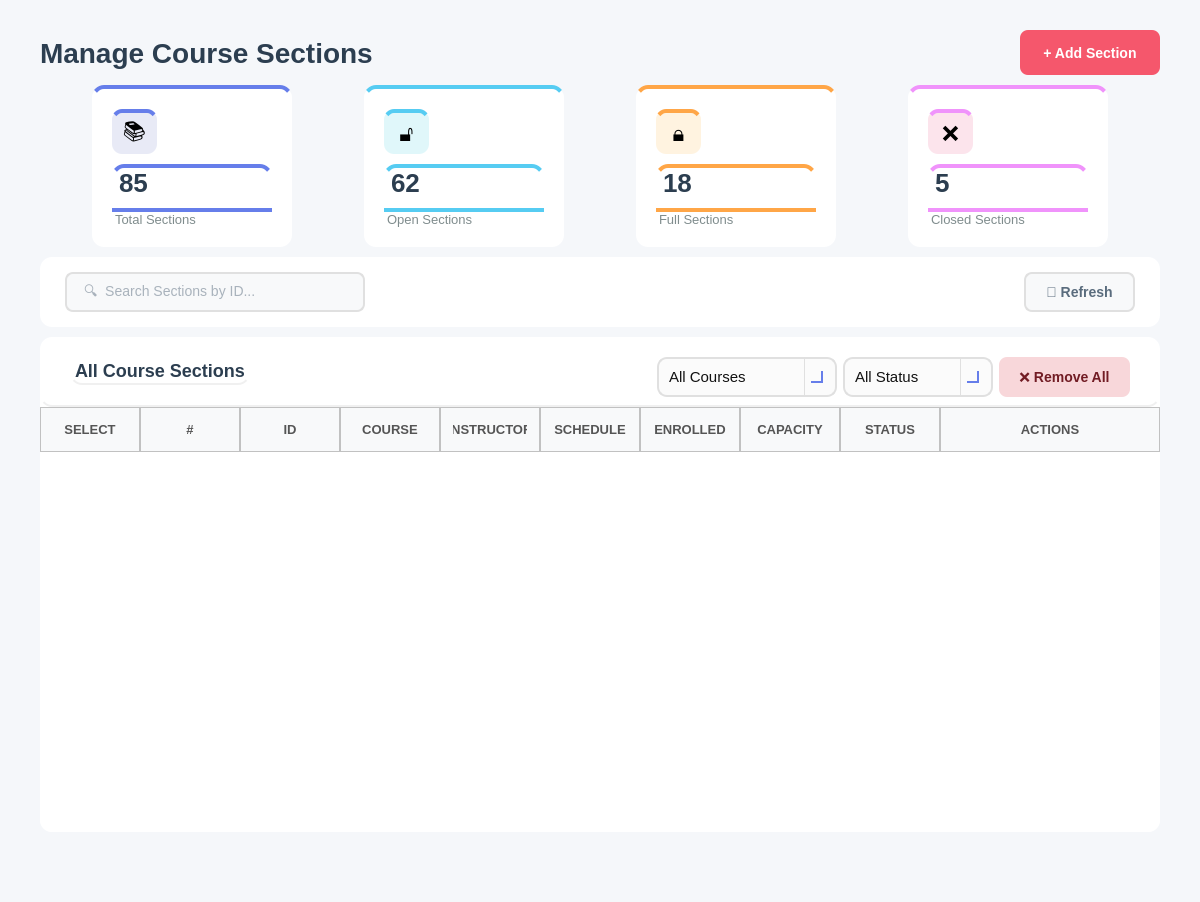
Above: app_ui/admin_ui/submenus_ui/manage_sections.ui from Yasser-Daffa/ECE-Course-Registeration before the change. Below: the same form after it.
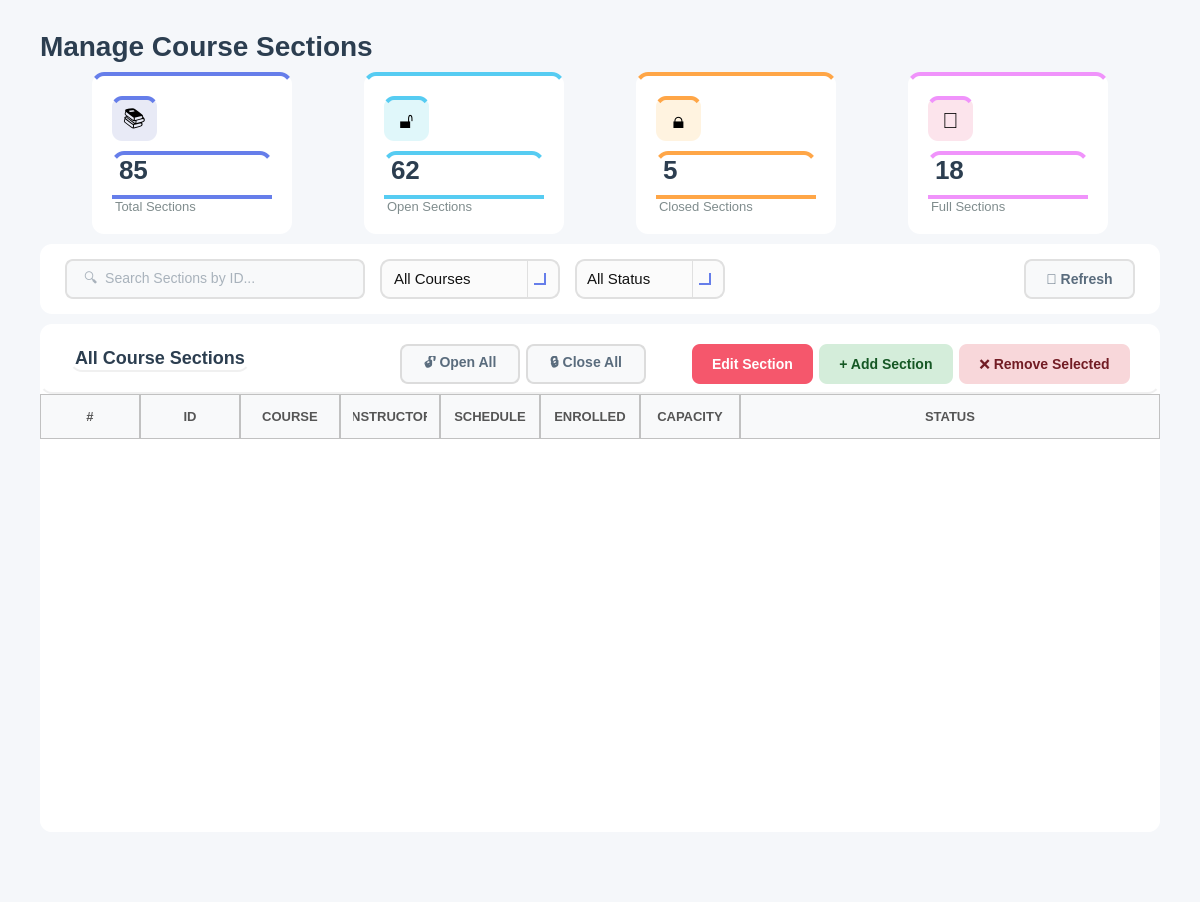
That is the form after the change. Icons and pictures are not drawn.

Commit message: improved ui and functionality for manage_sections

Diff of the .ui file:
```diff
--- a/app_ui/admin_ui/submenus_ui/manage_sections.ui
+++ b/app_ui/admin_ui/submenus_ui/manage_sections.ui
@@ -57,44 +57,6 @@
        </property>
       </spacer>
      </item>
-     <item>
-      <widget class="QPushButton" name="buttonAddSection">
-       <property name="minimumSize">
-        <size>
-         <width>140</width>
-         <height>45</height>
-        </size>
-       </property>
-       <property name="cursor">
-        <cursorShape>PointingHandCursor</cursorShape>
-       </property>
-       <property name="styleSheet">
-        <string notr="true">QPushButton {
-    background-color: #f5576c;
-    color: #ffffff;
-    border: none;
-    border-radius: 8px;
-    font-size: 14px;
-    font-weight: bold;
-    padding: 10px 20px;
-    transition: background-color 150ms;
-}
-QPushButton:hover {
-    background-color: #e5475c;
-}
-QPushButton:pressed {
-    background-color: #d43f52;
-}
-QPushButton:disabled {
-    background-color: #cccccc;  /* gray background for disabled */
-    color: #666666;             /* darker gray text */
-}</string>
-       </property>
-       <property name="text">
-        <string>+ Add Section</string>
-       </property>
-      </widget>
-     </item>
     </layout>
    </item>
    <item>
@@ -270,90 +232,6 @@
        </layout>
       </widget>
      </item>
-     <item>
-      <widget class="QFrame" name="fullSectionsFrame">
-       <property name="minimumSize">
-        <size>
-         <width>0</width>
-         <height>140</height>
-        </size>
-       </property>
-       <property name="maximumSize">
-        <size>
-         <width>200</width>
-         <height>16777215</height>
-        </size>
-       </property>
-       <property name="styleSheet">
-        <string notr="true">background-color: white; border-radius: 12px; border-top: 4px solid #ffa647;</string>
-       </property>
-       <property name="frameShape">
-        <enum>QFrame::Shape::StyledPanel</enum>
-       </property>
-       <layout class="QVBoxLayout" name="fullSectionsLayout">
-        <property name="spacing">
-         <number>10</number>
-        </property>
-        <property name="leftMargin">
-         <number>20</number>
-        </property>
-        <property name="topMargin">
-         <number>20</number>
-        </property>
-        <property name="rightMargin">
-         <number>20</number>
-        </property>
-        <property name="bottomMargin">
-         <number>20</number>
-        </property>
-        <item>
-         <widget class="QLabel" name="fullSectionsIcon">
-          <property name="minimumSize">
-           <size>
-            <width>45</width>
-            <height>45</height>
-           </size>
-          </property>
-          <property name="maximumSize">
-           <size>
-            <width>45</width>
-            <height>45</height>
-           </size>
-          </property>
-          <property name="styleSheet">
-           <string notr="true">background-color: #fff3e0; border-radius: 10px; font-size: 22px;</string>
-          </property>
-          <property name="text">
-           <string>🔒</string>
-          </property>
-          <property name="alignment">
-           <set>Qt::AlignmentFlag::AlignCenter</set>
-          </property>
-         </widget>
-        </item>
-        <item>
-         <widget class="QLabel" name="labelFullSectionsCount">
-          <property name="styleSheet">
-           <string notr="true">font-size: 26px; font-weight: bold; color: #2c3e50; background: transparent;</string>
-          </property>
-          <property name="text">
-           <string>18</string>
-          </property>
-         </widget>
-        </item>
-        <item>
-         <widget class="QLabel" name="labelFullSections">
-          <property name="styleSheet">
-           <string notr="true">font-size: 13px; color: #7f8c8d; background: transparent;</string>
-          </property>
-          <property name="text">
-           <string>Full Sections</string>
-          </property>
-         </widget>
-        </item>
-       </layout>
-      </widget>
-     </item>
      <item>
       <widget class="QFrame" name="closedSectionsFrame">
        <property name="minimumSize">
@@ -369,7 +247,7 @@
         </size>
        </property>
        <property name="styleSheet">
-        <string notr="true">background-color: white; border-radius: 12px; border-top: 4px solid #f093fb;</string>
+        <string notr="true">background-color: white; border-radius: 12px; border-top: 4px solid #ffa647;</string>
        </property>
        <property name="frameShape">
         <enum>QFrame::Shape::StyledPanel</enum>
@@ -405,10 +283,10 @@
            </size>
           </property>
           <property name="styleSheet">
-           <string notr="true">background-color: #fce4ec; border-radius: 10px; font-size: 22px;</string>
+           <string notr="true">background-color: #fff3e0; border-radius: 10px; font-size: 22px;</string>
           </property>
           <property name="text">
-           <string>❌</string>
+           <string>🔒</string>
           </property>
           <property name="alignment">
            <set>Qt::AlignmentFlag::AlignCenter</set>
@@ -438,6 +316,90 @@
        </layout>
       </widget>
      </item>
+     <item>
+      <widget class="QFrame" name="fullSectionsFrame">
+       <property name="minimumSize">
+        <size>
+         <width>0</width>
+         <height>140</height>
+        </size>
+       </property>
+       <property name="maximumSize">
+        <size>
+         <width>200</width>
+         <height>16777215</height>
+        </size>
+       </property>
+       <property name="styleSheet">
+        <string notr="true">background-color: white; border-radius: 12px; border-top: 4px solid #f093fb;</string>
+       </property>
+       <property name="frameShape">
+        <enum>QFrame::Shape::StyledPanel</enum>
+       </property>
+       <layout class="QVBoxLayout" name="fullSectionsLayout">
+        <property name="spacing">
+         <number>10</number>
+        </property>
+        <property name="leftMargin">
+         <number>20</number>
+        </property>
+        <property name="topMargin">
+         <number>20</number>
+        </property>
+        <property name="rightMargin">
+         <number>20</number>
+        </property>
+        <property name="bottomMargin">
+         <number>20</number>
+        </property>
+        <item>
+         <widget class="QLabel" name="fullSectionsIcon">
+          <property name="minimumSize">
+           <size>
+            <width>45</width>
+            <height>45</height>
+           </size>
+          </property>
+          <property name="maximumSize">
+           <size>
+            <width>45</width>
+            <height>45</height>
+           </size>
+          </property>
+          <property name="styleSheet">
+           <string notr="true">background-color: #fce4ec; border-radius: 10px; font-size: 22px;</string>
+          </property>
+          <property name="text">
+           <string>💯</string>
+          </property>
+          <property name="alignment">
+           <set>Qt::AlignmentFlag::AlignCenter</set>
+          </property>
+         </widget>
+        </item>
+        <item>
+         <widget class="QLabel" name="labelFullSectionsCount">
+          <property name="styleSheet">
+           <string notr="true">font-size: 26px; font-weight: bold; color: #2c3e50; background: transparent;</string>
+          </property>
+          <property name="text">
+           <string>18</string>
+          </property>
+         </widget>
+        </item>
+        <item>
+         <widget class="QLabel" name="labelFullSections">
+          <property name="styleSheet">
+           <string notr="true">font-size: 13px; color: #7f8c8d; background: transparent;</string>
+          </property>
+          <property name="text">
+           <string>Full Sections</string>
+          </property>
+         </widget>
+        </item>
+       </layout>
+      </widget>
+     </item>
     </layout>
    </item>
    <item>
@@ -461,6 +423,9 @@
       <enum>QFrame::Shape::StyledPanel</enum>
      </property>
      <layout class="QHBoxLayout" name="filterLayout">
+      <property name="spacing">
+       <number>15</number>
+      </property>
       <property name="leftMargin">
        <number>25</number>
       </property>
@@ -513,6 +478,214 @@
         </property>
        </widget>
       </item>
+      <item>
+       <widget class="QComboBox" name="comboBoxFilterCourses">
+        <property name="minimumSize">
+         <size>
+          <width>180</width>
+          <height>40</height>
+         </size>
+        </property>
+        <property name="cursor">
+         <cursorShape>PointingHandCursor</cursorShape>
+        </property>
+        <property name="styleSheet">
+         <string notr="true">/* ----------------- QComboBox Base ----------------- */
+QComboBox {
+    border: 2px solid #E0E0E0;          /* main border */
+    border-radius: 10px;
+    padding: 8px 10px;                   /* Matches QLineEdit padding */
+    background: rgba(250, 250, 250, 200);
+    font-size: 11pt;
+    color: #111111;
+}
+
+/* Focused state */
+QComboBox:focus {
+    border: 2px solid #667EEA; 
+    background: rgba(250, 250, 250, 220);
+}
+
+/* ----------------- Drop-down Arrow ----------------- */
+QComboBox::drop-down {
+    subcontrol-origin: padding;
+    subcontrol-position: top right;
+    width: 30px; 
+    border-left-width: 1px;
+    border-left-color: #E0E0E0;
+    border-left-style: solid;
+    border-top-right-radius: 12px;       /* rounder corners */
+    border-bottom-right-radius: 12px;    /* rounder corners */
+    background: transparent;
+}
+
+/* Remove ugly black border on hover/focus */
+QComboBox::drop-down:hover,
+QComboBox::drop-down:focus {
+    border-left-color: #667EEA;
+    background: transparent;
+    border: none;
+}
+
+/* Modern, visible arrow using simple chevron */
+QComboBox::down-arrow {
+    width: 10px;
+    height: 10px;
+    border: solid #667EEA;
+    border-width: 0 2px 2px 0;
+    margin-right: 6px;
+}
+
+/* ----------------- Dropdown Popup ----------------- */
+/* Dropdown Popup */
+QComboBox QAbstractItemView {
+    background-color: #fdfdfd;          /* slightly off-white */
+    border: 2px solid #E0E0E0;          /* subtle grey border */
+    border-radius: 8px;                  /* may not be perfect on Windows */
+    color: #111111;
+    font-size: 11pt;
+    padding: 5px;
+    selection-background-color: #667EEA;
+    selection-color: white;
+    outline: none;
+}
+
+/* Items hover/selection */
+QComboBox QAbstractItemView::item:hover {
+    background-color: rgba(102, 126, 234, 0.1);
+    color: #111111;
+}
+
+QComboBox QAbstractItemView::item:selected {
+    background-color: #667EEA;
+    color: white;
+}
+
+/* Error highlight for combo box */
+QComboBox[error=&quot;true&quot;] {
+    border: 2px solid #FF4A4A;
+}</string>
+        </property>
+        <property name="editable">
+         <bool>true</bool>
+        </property>
+        <item>
+         <property name="text">
+          <string>All Courses</string>
+         </property>
+        </item>
+       </widget>
+      </item>
+      <item>
+       <widget class="QComboBox" name="comboBoxStatusFilter">
+        <property name="minimumSize">
+         <size>
+          <width>150</width>
+          <height>40</height>
+         </size>
+        </property>
+        <property name="cursor">
+         <cursorShape>PointingHandCursor</cursorShape>
+        </property>
+        <property name="styleSheet">
+         <string notr="true">/* ----------------- QComboBox Base ----------------- */
+QComboBox {
+    border: 2px solid #E0E0E0;          /* main border */
+    border-radius: 10px;
+    padding: 8px 10px;                   /* Matches QLineEdit padding */
+    background: rgba(250, 250, 250, 200);
+    font-size: 11pt;
+    color: #111111;
+}
+
+/* Focused state */
+QComboBox:focus {
+    border: 2px solid #667EEA; 
+    background: rgba(250, 250, 250, 220);
+}
+
+/* ----------------- Drop-down Arrow ----------------- */
+QComboBox::drop-down {
+    subcontrol-origin: padding;
+    subcontrol-position: top right;
+    width: 30px; 
+    border-left-width: 1px;
+    border-left-color: #E0E0E0;
+    border-left-style: solid;
+    border-top-right-radius: 12px;       /* rounder corners */
+    border-bottom-right-radius: 12px;    /* rounder corners */
+    background: transparent;
+}
+
+/* Remove ugly black border on hover/focus */
+QComboBox::drop-down:hover,
+QComboBox::drop-down:focus {
+    border-left-color: #667EEA;
+    background: transparent;
+    border: none;
+}
+
+/* Modern, visible arrow using simple chevron */
+QComboBox::down-arrow {
+    width: 10px;
+    height: 10px;
+    border: solid #667EEA;
+    border-width: 0 2px 2px 0;
+    margin-right: 6px;
+}
+
+/* ----------------- Dropdown Popup ----------------- */
+/* Dropdown Popup */
+QComboBox QAbstractItemView {
+    background-color: #fdfdfd;          /* slightly off-white */
+    border: 2px solid #E0E0E0;          /* subtle grey border */
+    border-radius: 8px;                  /* may not be perfect on Windows */
+    color: #111111;
+    font-size: 11pt;
+    padding: 5px;
+    selection-background-color: #667EEA;
+    selection-color: white;
+    outline: none;
+}
+
+/* Items hover/selection */
+QComboBox QAbstractItemView::item:hover {
+    background-color: rgba(102, 126, 234, 0.1);
+    color: #111111;
+}
+
+QComboBox QAbstractItemView::item:selected {
+    background-color: #667EEA;
+    color: white;
+}
+
+/* Error highlight for combo box */
+QComboBox[error=&quot;true&quot;] {
+    border: 2px solid #FF4A4A;
+}</string>
+        </property>
+        <item>
+         <property name="text">
+          <string>All Status</string>
+         </property>
+        </item>
+        <item>
+         <property name="text">
+          <string>Open</string>
+         </property>
+        </item>
+        <item>
+         <property name="text">
+          <string>Closed</string>
+         </property>
+        </item>
+        <item>
+         <property name="text">
+          <string>Full</string>
+         </property>
+        </item>
+       </widget>
+      </item>
       <item>
        <spacer name="filterSpacer">
         <property name="orientation">
@@ -634,11 +807,117 @@
            </property>
           </widget>
          </item>
+         <item>
+          <spacer name="tableTitleSpacer_2">
+           <property name="orientation">
+            <enum>Qt::Orientation::Horizontal</enum>
+           </property>
+           <property name="sizeHint" stdset="0">
+            <size>
+             <width>40</width>
+             <height>20</height>
+            </size>
+           </property>
+          </spacer>
+         </item>
+         <item>
+          <widget class="QPushButton" name="buttonOpenAll">
+           <property name="minimumSize">
+            <size>
+             <width>120</width>
+             <height>40</height>
+            </size>
+           </property>
+           <property name="cursor">
+            <cursorShape>PointingHandCursor</cursorShape>
+           </property>
+           <property name="styleSheet">
+            <string notr="true">QPushButton {
+    background-color: #f8f9fa;
+    color: #5a6c7d;
+    border: 2px solid #dcdcdc;
+    border-radius: 8px;
+    font-size: 14px;
+    font-weight: bold;
+    padding: 10px 20px;
+}
+
+QPushButton:hover {
+    border-color: #f5b562;      /* warm yellow-gold */
+    color: #d7984d;             /* matching soft text */
+}
+
+QPushButton:pressed {
+    background-color: #e9ecef;
+    border-color: #e49c46;
+    color: #c37b32;
+}
+
+QPushButton:disabled {
+    background-color: #f1f3f4;
+    border-color: #d0d0d0;
+    color: #9aa3ab;
+}
+</string>
+           </property>
+           <property name="text">
+            <string>🔓 Open All</string>
+           </property>
+          </widget>
+         </item>
+         <item>
+          <widget class="QPushButton" name="buttonCloseAll">
+           <property name="minimumSize">
+            <size>
+             <width>120</width>
+             <height>40</height>
+            </size>
+           </property>
+           <property name="cursor">
+            <cursorShape>PointingHandCursor</cursorShape>
+           </property>
+           <property name="styleSheet">
+            <string notr="true">QPushButton {
+    background-color: #f8f9fa;
+    color: #5a6c7d;
+    border: 2px solid #dcdcdc;
+    border-radius: 8px;
+    font-size: 14px;
+    font-weight: bold;
+    padding: 10px 20px;
+}
+
+QPushButton:hover {
+    border-color: #f5b562;      /* warm yellow-gold */
+    color: #d7984d;             /* matching soft text */
+}
+
+QPushButton:pressed {
+    background-color: #e9ecef;
+    border-color: #e49c46;
+    color: #c37b32;
+}
+
+QPushButton:disabled {
+    background-color: #f1f3f4;
+    border-color: #d0d0d0;
+    color: #9aa3ab;
+}
+</string>
+           </property>
+           <property name="text">
+            <string>🔒 Close All</string>
+           </property>
+          </widget>
+         </item>
          <item>
           <spacer name="tableTitleSpacer">
            <property name="orientation">
             <enum>Qt::Orientation::Horizontal</enum>
            </property>
+           <property name="sizeType">
+            <enum>QSizePolicy::Policy::Maximum</enum>
+           </property>
            <property name="sizeHint" stdset="0">
             <size>
              <width>40</width>
@@ -648,10 +927,10 @@
           </spacer>
          </item>
          <item>
-          <widget class="QComboBox" name="comboBoxFilterCourses">
+          <widget class="QPushButton" name="buttonEditSection">
            <property name="minimumSize">
             <size>
-             <width>180</width>
+             <width>120</width>
              <height>40</height>
             </size>
            </property>
@@ -659,114 +938,40 @@
             <cursorShape>PointingHandCursor</cursorShape>
            </property>
            <property name="styleSheet">
-            <string notr="true">/* ----------------- QComboBox Base ----------------- */
-QComboBox {
-    border: 2px solid #E0E0E0;          /* main border */
-    border-radius: 10px;
-    padding: 8px 10px;                   /* Matches QLineEdit padding */
-    background: rgba(250, 250, 250, 200);
-    font-size: 11pt;
-    color: #111111;
-}
-
-/* Focused state */
-QComboBox:focus {
-    border: 2px solid #667EEA; 
-    background: rgba(250, 250, 250, 220);
-}
-
-/* ----------------- Drop-down Arrow ----------------- */
-QComboBox::drop-down {
-    subcontrol-origin: padding;
-    subcontrol-position: top right;
-    width: 30px; 
-    border-left-width: 1px;
-    border-left-color: #E0E0E0;
-    border-left-style: solid;
-    border-top-right-radius: 12px;       /* rounder corners */
-    border-bottom-right-radius: 12px;    /* rounder corners */
-    background: transparent;
-}
-
-/* Remove ugly black border on hover/focus */
-QComboBox::drop-down:hover,
-QComboBox::drop-down:focus {
-    border-left-color: #667EEA;
-    background: transparent;
+            <string notr="true">QPushButton {
+    background-color: #f5576c;
+    color: #ffffff;
     border: none;
+    border-radius: 8px;
+    font-size: 14px;
+    font-weight: bold;
+    padding: 10px 20px;
+    transition: background-color 150ms;
 }
-
-/* Modern, visible arrow using simple chevron */
-QComboBox::down-arrow {
-    width: 10px;
-    height: 10px;
-    border: solid #667EEA;
-    border-width: 0 2px 2px 0;
-    margin-right: 6px;
+QPushButton:hover {
+    background-color: #e5475c;
 }
-
-/* ----------------- Dropdown Popup ----------------- */
-/* Dropdown Popup */
-QComboBox QAbstractItemView {
-    background-color: #fdfdfd;          /* slightly off-white */
-    border: 2px solid #E0E0E0;          /* subtle grey border */
-    border-radius: 8px;                  /* may not be perfect on Windows */
-    color: #111111;
-    font-size: 11pt;
-    padding: 5px;
-    selection-background-color: #667EEA;
-    selection-color: white;
-    outline: none;
+QPushButton:pressed {
+    background-color: #d43f52;
 }
-
-/* Items hover/selection */
-QComboBox QAbstractItemView::item:hover {
-    background-color: rgba(102, 126, 234, 0.1);
-    color: #111111;
-}
-
-QComboBox QAbstractItemView::item:selected {
-    background-color: #667EEA;
-    color: white;
-}
-
-/* Error highlight for combo box */
-QComboBox[error=&quot;true&quot;] {
-    border: 2px solid #FF4A4A;
+QPushButton:disabled {
+    background-color: #cccccc;  /* gray background for disabled */
+    color: #666666;             /* darker gray text */
 }</string>
            </property>
-           <item>
-            <property name="text">
-             <string>All Courses</string>
-            </property>
-           </item>
-           <item>
-            <property name="text">
-             <string>ECE 101</string>
-            </property>
-           </item>
-           <item>
-            <property name="text">
-             <string>ECE 202</string>
-            </property>
-           </item>
-           <item>
-            <property name="text">
-             <string>ECE 303</string>
-            </property>
-           </item>
-           <item>
-            <property name="text">
-             <string>ECE 404</string>
-            </property>
-           </item>
+           <property name="text">
+            <string>Edit Section</string>
+           </property>
           </widget>
          </item>
          <item>
-          <widget class="QComboBox" name="comboBoxStatusFilter">
+          <widget class="QPushButton" name="buttonAddSection">
+           <property name="enabled">
+            <bool>true</bool>
+           </property>
            <property name="minimumSize">
             <size>
-             <width>150</width>
+             <width>120</width>
              <height>40</height>
             </size>
            </property>
@@ -774,102 +979,31 @@
             <cursorShape>PointingHandCursor</cursorShape>
            </property>
            <property name="styleSheet">
-            <string notr="true">/* ----------------- QComboBox Base ----------------- */
-QComboBox {
-    border: 2px solid #E0E0E0;          /* main border */
-    border-radius: 10px;
-    padding: 8px 10px;                   /* Matches QLineEdit padding */
-    background: rgba(250, 250, 250, 200);
-    font-size: 11pt;
-    color: #111111;
-}
-
-/* Focused state */
-QComboBox:focus {
-    border: 2px solid #667EEA; 
-    background: rgba(250, 250, 250, 220);
-}
-
-/* ----------------- Drop-down Arrow ----------------- */
-QComboBox::drop-down {
-    subcontrol-origin: padding;
-    subcontrol-position: top right;
-    width: 30px; 
-    border-left-width: 1px;
-    border-left-color: #E0E0E0;
-    border-left-style: solid;
-    border-top-right-radius: 12px;       /* rounder corners */
-    border-bottom-right-radius: 12px;    /* rounder corners */
-    background: transparent;
-}
-
-/* Remove ugly black border on hover/focus */
-QComboBox::drop-down:hover,
-QComboBox::drop-down:focus {
-    border-left-color: #667EEA;
-    background: transparent;
+            <string notr="true">/* ---- Approve Button ---- */
+QPushButton {
+    background-color: #d4edda;
+    color: #155724;
     border: none;
+    border-radius: 8px;
+    font-size: 14px;
+    font-weight: bold;
+    padding: 10px 20px;
 }
-
-/* Modern, visible arrow using simple chevron */
-QComboBox::down-arrow {
-    width: 10px;
-    height: 10px;
-    border: solid #667EEA;
-    border-width: 0 2px 2px 0;
-    margin-right: 6px;
-}
-
-/* ----------------- Dropdown Popup ----------------- */
-/* Dropdown Popup */
-QComboBox QAbstractItemView {
-    background-color: #fdfdfd;          /* slightly off-white */
-    border: 2px solid #E0E0E0;          /* subtle grey border */
-    border-radius: 8px;                  /* may not be perfect on Windows */
-    color: #111111;
-    font-size: 11pt;
-    padding: 5px;
-    selection-background-color: #667EEA;
-    selection-color: white;
-    outline: none;
-}
-
-/* Items hover/selection */
-QComboBox QAbstractItemView::item:hover {
-    background-color: rgba(102, 126, 234, 0.1);
-    color: #111111;
-}
-
-QComboBox QAbstractItemView::item:selected {
-    background-color: #667EEA;
+QPushButton:hover {
+    background-color: #28a745;
     color: white;
 }
-
-/* Error highlight for combo box */
-QComboBox[error=&quot;true&quot;] {
-    border: 2px solid #FF4A4A;
+QPushButton:pressed {
+    background-color: #1e7e34;  /* slightly darker for pressed feedback */
+}
+QPushButton:disabled {
+    background-color: #c1d9c3; /* more washed-out green */
+    color: #7a8b7a;
 }</string>
            </property>
-           <item>
-            <property name="text">
-             <string>All Status</string>
-            </property>
-           </item>
-           <item>
-            <property name="text">
-             <string>Open</string>
-            </property>
-           </item>
-           <item>
-            <property name="text">
-             <string>Full</string>
-            </property>
-           </item>
-           <item>
-            <property name="text">
-             <string>Closed</string>
-            </property>
-           </item>
+           <property name="text">
+            <string>+ Add Section</string>
+           </property>
           </widget>
          </item>
          <item>
@@ -910,7 +1044,7 @@
 }</string>
            </property>
            <property name="text">
-            <string>❌ Remove All</string>
+            <string>❌ Remove Selected</string>
            </property>
           </widget>
          </item>
@@ -1068,11 +1202,6 @@
         <attribute name="verticalHeaderCascadingSectionResizes">
          <bool>true</bool>
         </attribute>
-        <column>
-         <property name="text">
-          <string>SELECT</string>
-         </property>
-        </column>
         <column>
          <property name="text">
           <string>#</string>
@@ -1113,11 +1242,6 @@
           <string>STATUS</string>
          </property>
         </column>
-        <column>
-         <property name="text">
-          <string>ACTIONS</string>
-         </property>
-        </column>
        </widget>
       </item>
      </layout>
```
Left out of the diff: 3 changed lines with no effect on the pictures. The commit also changes 12 other files.
